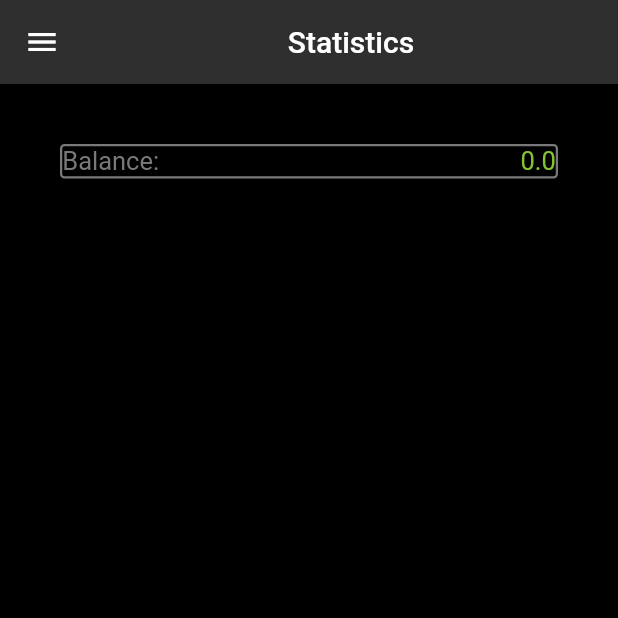
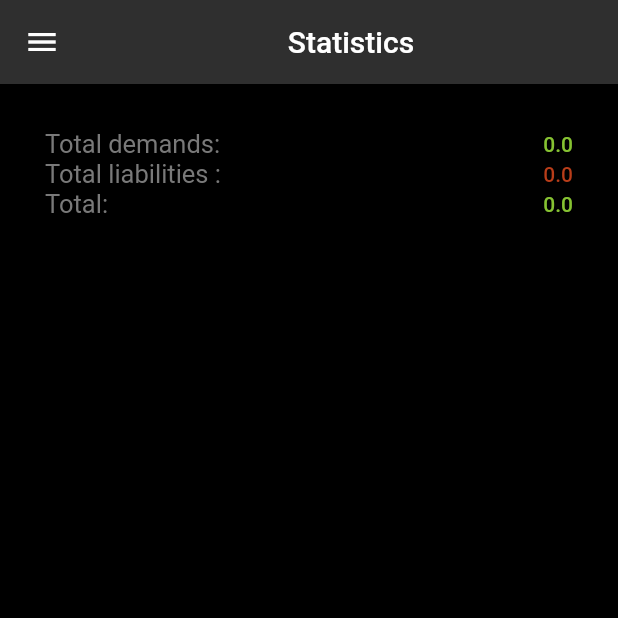
Before and after one commit to Hiebeler/Debt-Manager, a Flutter app: the Stats screen opened directly, on a phone screen of 412 x 824 dp, the top half of it. Run offline on Flutter 3.47's test engine with Material 2 defaults, Android fonts, the phone set to English and light mode, and no system bars; our stand-ins replace cloud_firestore, firebase_auth, firebase_core, firebase_storage, google_sign_in, hive and 3 more; accounts and stored records are empty.

Commit message:
total: debts, iowe, iget, in stats

```diff
--- a/lib/home/profile.dart
+++ b/lib/home/profile.dart
@@ -108,7 +108,7 @@ class _FriendsState extends State<Friends> {
         title: const Center(child: Text("Friends")),
         backgroundColor: Theme.of(context).colorScheme.onBackground,
       ),
-      body: Padding(
+    body: Padding(
         padding: const EdgeInsets.all(20),
         child: StreamBuilder(
           stream: repository.getStream(),
--- a/lib/stats.dart
+++ b/lib/stats.dart
@@ -11,6 +11,45 @@ class Stats extends StatelessWidget {
 
   DataRepository repository = DataRepository();
 
+  double getTotalIowe(data){
+    double sumiowe = 0;
+
+    if (data["debts_Iowe"] != null) {
+      List iget = data["debts_Iowe"];
+      iget.forEach((element) {
+        sumiowe += element["value"];
+      });
+    }
+
+    return sumiowe;
+  }
+
+  double getTotalIget(data){
+    double sumiget = 0;
+
+    if (data["debts_Iget"] != null) {
+      List iget = data["debts_Iget"];
+      iget.forEach((element) {
+        sumiget += element["value"];
+      });
+    }
+    return sumiget;
+  }
+
+  double getTotalDebts(data) {
+    double sum = 0;
+    sum = getTotalIget(data) - getTotalIowe(data);
+    return sum;
+  }
+
+  Color textColor(double sum, context) {
+    Color textcolor = Theme.of(context).colorScheme.secondaryVariant;
+    if (sum >= 0) {
+      textcolor = Theme.of(context).colorScheme.secondary;
+    }
+    return textcolor;
+  }
+
   @override
   Widget build(BuildContext context) {
     return Scaffold(
@@ -20,66 +59,49 @@ class Stats extends StatelessWidget {
         backgroundColor: Theme.of(context).colorScheme.onBackground,
       ),
       body: Padding(
-        padding: const EdgeInsets.all(40.0),
-        child: Column(
-          mainAxisAlignment: MainAxisAlignment.start,
-          crossAxisAlignment: CrossAxisAlignment.start,
-          children: [
-            Row(
-              children: [
-                Expanded(
-                  child: Container(
-                    decoration: BoxDecoration(
-                      borderRadius: const BorderRadius.all(Radius.circular(3)),
-                      border: Border.all(
-                          width: 1.5,
-                          color: Theme.of(context).colorScheme.onSecondary),
-                    ),
-                    child: Row(
+        padding: const EdgeInsets.fromLTRB(30,30, 30,0),
+        child: StreamBuilder(
+            stream: repository.getStream(),
+            builder: (BuildContext context,
+                AsyncSnapshot<DocumentSnapshot> snapshot) {
+              if (snapshot.hasData) {
+                String uid = snapshot.data!.id;
+                Map<String, dynamic> data =
+                    snapshot.data!.data() as Map<String, dynamic>;
+                double sum = getTotalDebts(data);
+                return Column(
+                  children: [
+                    Row(
                       mainAxisAlignment: MainAxisAlignment.spaceBetween,
                       children: [
-                        const Text("Balance: "),
-                        StreamBuilder(
-                            stream: repository.getStream(),
-                            builder: (BuildContext build,
-                                AsyncSnapshot<DocumentSnapshot> snapshot) {
-                              if (snapshot.hasData) {
-                                Map<String, dynamic> data = snapshot.data!
-                                    .data() as Map<String, dynamic>;
-                                double sum = 0;
-                                double sumiget = 0;
-                                double sumiowe = 0;
-
-                                if (data["debts_Iget"] != null) {
-                                  List iget = data["debts_Iget"];
-                                  iget.forEach((element) {
-                                    sumiget += element["value"];
-                                  });
-                                }
-                                if (data["debts_Iowe"] != null) {
-                                  List iget = data["debts_Iowe"];
-                                  iget.forEach((element) {
-                                    sumiowe += element["value"];
-                                  });
-                                }
-                                sum = sumiget - sumiowe;
-                                Color textcolor = Theme.of(context).colorScheme.secondaryVariant;
-                                if(sum >= 0){
-                                  textcolor = Theme.of(context).colorScheme.secondary;
-                                }
-                                return Text(sum.toString(),
-                                style: TextStyle(color: textcolor));
-                              }
-                              return Container();
-                            }),
+                        const Text("Total demands: "),
+                        Text(getTotalIget(data).toString(),
+                            style: Theme.of(context).textTheme.bodyText1!.copyWith(color: Theme.of(context).colorScheme.secondary))
                       ],
                     ),
-                  ),
-                ),
-              ],
-            ),
-          ],
-        ),
+                    Row(
+                      mainAxisAlignment: MainAxisAlignment.spaceBetween,
+                      children: [
+                        const Text("Total liabilities : "),
+                        Text(getTotalIowe(data).toString(),
+                            style: Theme.of(context).textTheme.bodyText1!.copyWith(color: Theme.of(context).colorScheme.secondaryVariant))
+                      ],
+                    ),
+                    Row(
+                        mainAxisAlignment: MainAxisAlignment.spaceBetween,
+                        children: [
+                          const Text("Total: "),
+                          Text(sum.toString(),
+                              style: Theme.of(context).textTheme.bodyText1!.copyWith(color: textColor(sum, context))),
+                        ])
+                  ],
+                );
+              } else {
+                return Column(
+                  children: const [Text("not connected to the Internet")],
+                );
+              }
+            }),
       ),
     );
   }
```
